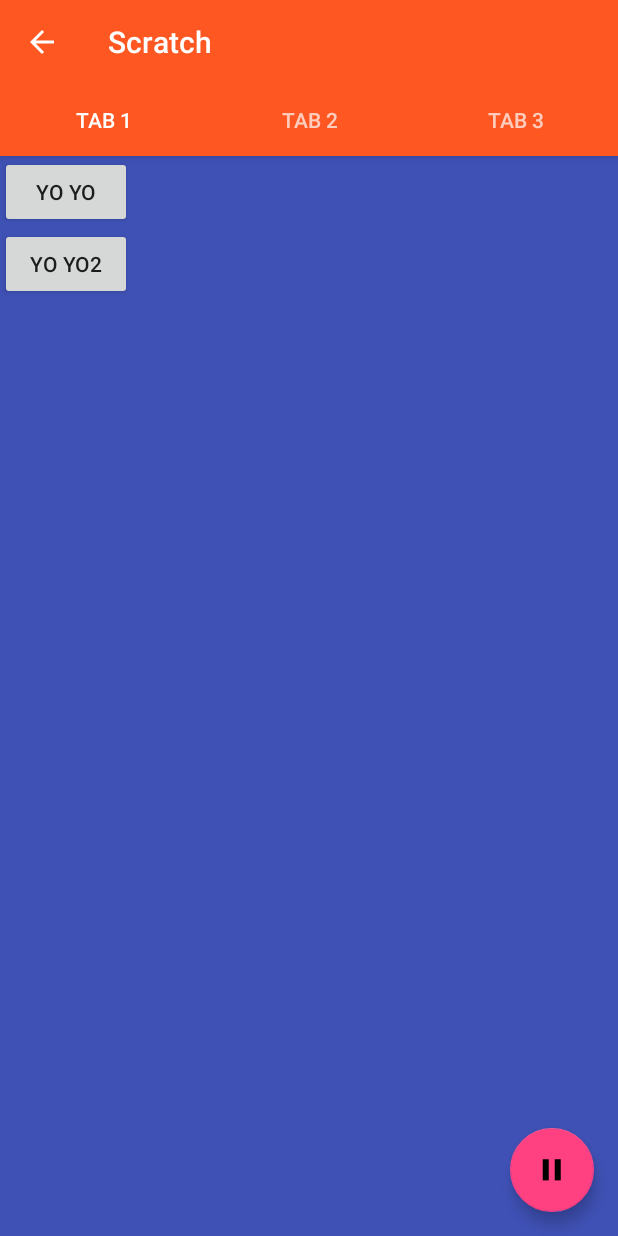
After one commit to zhangfh/android, an Android app: the CoordinatorLayoutActivity screen opened directly, with no data from a screen before it, on a phone screen of 412 x 824 dp. The commit adds this screen. Run offline under Robolectric (Android 15) with nearby library versions, the phone set to English and light mode, and no system bars.

Commit message:
scratch 0.3

```diff
--- a/Scratch/app/build.gradle
+++ b/Scratch/app/build.gradle
@@ -23,6 +23,6 @@ dependencies {
     compile fileTree(dir: 'libs', include: ['*.jar'])
     testCompile 'junit:junit:4.12'
     compile 'com.android.support:appcompat-v7:24.2.1'
-    compile 'com.android.support:design:24.1.0'
+    compile 'com.android.support:design:24.2.1'
     compile 'com.android.support:cardview-v7:24.2.1'
 }
--- /dev/null
+++ b/Scratch/app/src/main/java/com/lst/burns/scratch/CoordinatorLayoutActivity.java
@@ -0,0 +1,71 @@
+package com.lst.burns.scratch;
+//Use CoordinatorLayout
+//Step1: compile 'com.android.support:design:24.1.0'
+//Step2: create activity_coordinator.xml
+        //1.add FloatingActionButton and add click listener.
+        //compile error: replace compile 'com.android.support:design:24.2.1', rebuild
+        //2. add toolbar and tabbar.
+            //set theme with no actionbar.
+            //setSupportActionBar
+            //setDisplayHomeAsUpEnabled
+            //override onOptionsItemSelected to finish back function
+
+import android.os.Bundle;
+import android.support.design.widget.CoordinatorLayout;
+import android.support.design.widget.FloatingActionButton;
+import android.support.design.widget.Snackbar;
+import android.support.design.widget.TabLayout;
+import android.support.v7.app.AppCompatActivity;
+import android.support.v7.widget.Toolbar;
+import android.view.MenuItem;
+import android.view.View;
+
+public class CoordinatorLayoutActivity extends AppCompatActivity {
+
+    FloatingActionButton fabBtn;
+    CoordinatorLayout rootLayout;
+    Toolbar toolbar;
+    TabLayout tabLayout;
+    @Override
+    protected void onCreate(Bundle savedInstanceState) {
+        super.onCreate(savedInstanceState);
+        setTheme(R.style.UAmpAppTheme);
+        setContentView(R.layout.activity_coordinator);
+
+        rootLayout = (CoordinatorLayout)findViewById(R.id.rootLayout);
+        fabBtn = (FloatingActionButton) findViewById(R.id.fab);
+        fabBtn.setOnClickListener(new View.OnClickListener() {
+            @Override
+            public void onClick(View v) {
+                Snackbar.make(rootLayout, "Hello. I am Snackbar!", Snackbar.LENGTH_SHORT)
+                        .setAction("Undo", new View.OnClickListener() {
+                            @Override
+                            public void onClick(View v) {
+                            }
+                        })
+                        .show();
+            }
+        });
+        toolbar = (Toolbar) findViewById(R.id.toolbar);
+        setSupportActionBar(toolbar);
+
+        getSupportActionBar().setHomeButtonEnabled(true);
+        getSupportActionBar().setDisplayHomeAsUpEnabled(true);
+
+
+        tabLayout = (TabLayout) findViewById(R.id.tabLayout);
+        tabLayout.addTab(tabLayout.newTab().setText("Tab 1"));
+        tabLayout.addTab(tabLayout.newTab().setText("Tab 2"));
+        tabLayout.addTab(tabLayout.newTab().setText("Tab 3"));
+    }
+    public boolean onOptionsItemSelected(MenuItem item)
+    {
+        //android.R.id.home对应应用程序图标的id
+        if(item.getItemId() == android.R.id.home)
+        {
+            finish();
+            return true;
+        }
+        return super.onOptionsItemSelected(item);
+    }
+}
--- /dev/null
+++ b/Scratch/app/src/main/res/layout/activity_coordinator.xml
@@ -0,0 +1,52 @@
+<?xml version="1.0" encoding="utf-8"?>
+<android.support.design.widget.CoordinatorLayout
+    xmlns:android="http://schemas.android.com/apk/res/android"
+    xmlns:app="http://schemas.android.com/apk/res-auto"
+    android:id="@+id/rootLayout"
+    android:layout_width="match_parent"
+    android:layout_height="match_parent">
+
+    <android.support.design.widget.AppBarLayout
+        android:layout_width="match_parent"
+        android:layout_height="wrap_content">
+
+        <android.support.v7.widget.Toolbar
+            android:id="@+id/toolbar"
+            android:layout_width="match_parent"
+            android:layout_height="?attr/actionBarSize"
+            android:background="?attr/colorPrimary"
+            app:popupTheme="@style/ThemeOverlay.AppCompat.Light"
+            app:theme="@style/ThemeOverlay.AppCompat.Dark.ActionBar" />
+
+        <android.support.design.widget.TabLayout
+            android:id="@+id/tabLayout"
+            app:theme="@style/ThemeOverlay.AppCompat.Dark.ActionBar"
+            android:layout_width="match_parent"
+            android:layout_height="wrap_content"/>
+    </android.support.design.widget.AppBarLayout>
+
+    <LinearLayout
+        android:layout_width="match_parent"
+        android:layout_height="match_parent"
+        app:layout_behavior="@string/appbar_scrolling_view_behavior"
+        android:orientation="vertical">
+        <Button
+            android:layout_width="wrap_content"
+            android:layout_height="wrap_content"
+            android:text="Yo Yo"/>
+        <Button
+            android:layout_width="wrap_content"
+            android:layout_height="wrap_content"
+            android:text="Yo Yo2"/>
+    </LinearLayout>
+
+    <android.support.design.widget.FloatingActionButton
+        android:id="@+id/fab"
+        app:theme="@style/AppTheme"
+        android:layout_width="wrap_content"
+        android:layout_height="wrap_content"
+        android:layout_gravity="end|bottom"
+        android:layout_margin="16dp"
+        android:src="@drawable/ic_pause_black_36dp" />
+
+</android.support.design.widget.CoordinatorLayout>
```
Also changed, not shown: Scratch/app/src/main/AndroidManifest.xml (+23 -0 lines), Scratch/app/src/main/java/com/lst/burns/scratch/Base/BaseActivity.java (added, +46 -0 lines), Scratch/app/src/main/java/com/lst/burns/scratch/ExtendActivity.java (added, +45 -0 lines), Scratch/app/src/main/java/com/lst/burns/scratch/MainActivity.java (+22 -1 lines), Scratch/app/src/main/java/com/lst/burns/scratch/NewActivity.java (added, +42 -0 lines), Scratch/app/src/main/java/com/lst/burns/scratch/SubActivityInNewProcess.java (added, +13 -0 lines), Scratch/app/src/main/java/com/lst/burns/scratch/SubActivityInProcess.java (added, +14 -0 lines), Scratch/app/src/main/res/layout/activity_about.xml (added, +37 -0 lines), Scratch/app/src/main/res/layout/activity_main.xml (+18 -0 lines), Scratch/app/src/main/res/layout/activity_newprocess.xml (added, +32 -0 lines), Scratch/app/src/main/res/layout/sub.xml (added, +13 -0 lines), 1 other file.
